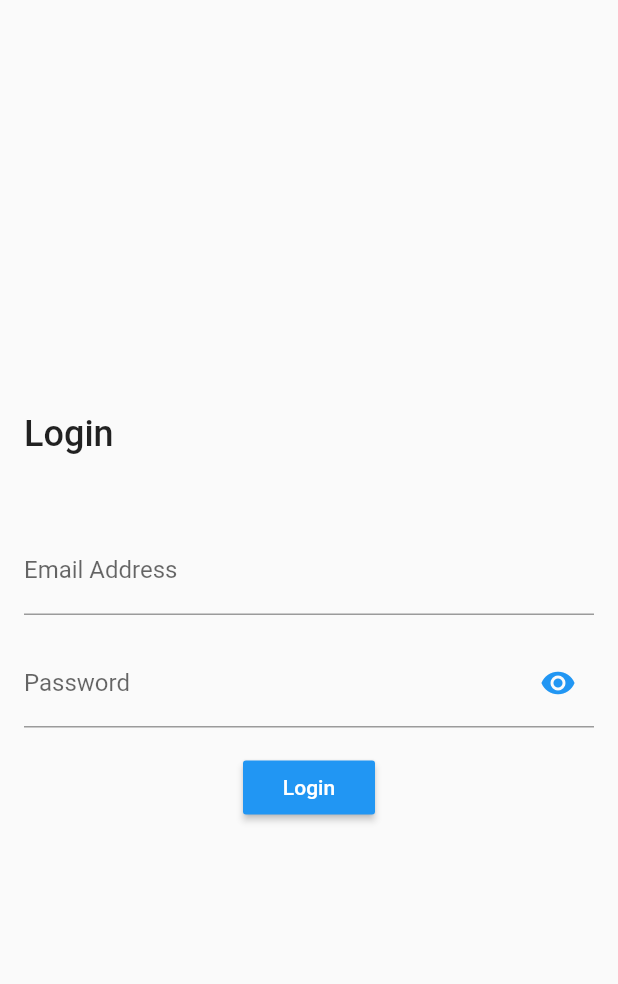
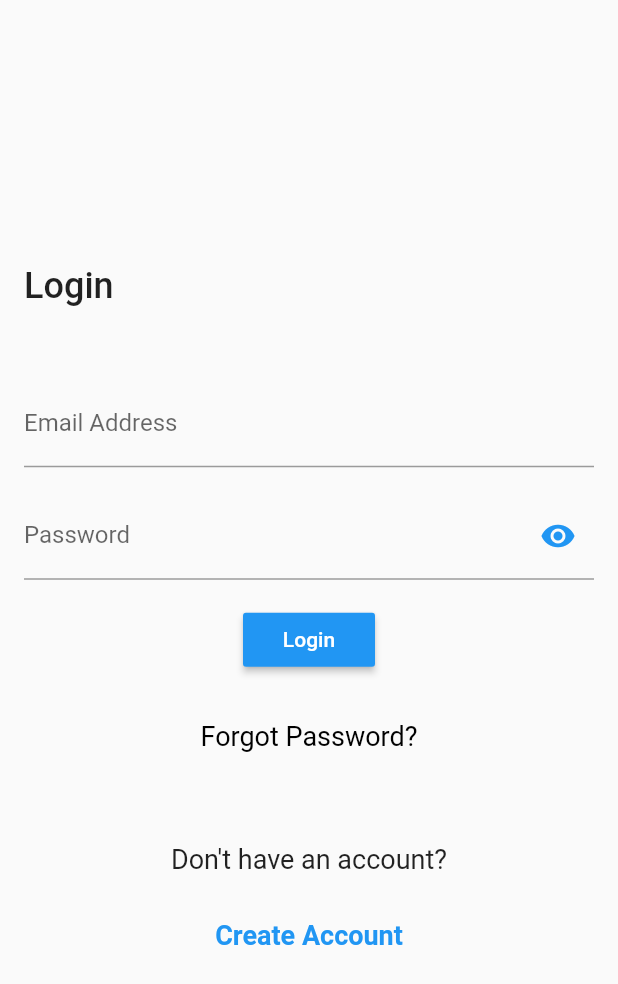
Before and after one commit to santhosh-mobile-dev/generic_widgets, a Flutter app: the screen it shows after launch, on a phone screen of 412 x 824 dp. Shown: the top 984 px of the screen. Run offline on Flutter 3.47's test engine with Material 2 defaults, Android fonts, the phone set to English and light mode, and no system bars.

Commit message:
added flat button generic widget
closes #1

```diff
--- a/lib/ui/screen/login.dart
+++ b/lib/ui/screen/login.dart
@@ -1,4 +1,5 @@
 import 'package:flutter/material.dart';
+import 'package:genericwidgetapp/ui/widgets/custom_flat_button.dart';
 import 'package:genericwidgetapp/ui/widgets/custom_raised_button.dart';
 import 'package:genericwidgetapp/ui/widgets/custom_textfield.dart';
 import 'package:genericwidgetapp/ui/widgets/heading.dart';
@@ -19,12 +20,17 @@ class _LoginState extends State<Login> {
     return loginUI(context);
   }
 
-  Widget sizedBoxH16()
-  {
+  Widget sizedBoxH16() {
     return SizedBox(
       height: 16.0,
     );
-}
+  }
+
+  Widget sizedBoxH48() {
+    return SizedBox(
+      height: 48.0,
+    );
+  }
 
   void passwordVisibility() {
     if (showPassword) {
@@ -52,9 +58,7 @@ class _LoginState extends State<Login> {
           Heading(
             text: "Login",
           ),
-          SizedBox(
-            height: 48.0,
-          ),
+          sizedBoxH48(),
           CustomTextField(
             textFieldController: emailController,
             labelText: "Email Address",
@@ -67,12 +71,36 @@ class _LoginState extends State<Login> {
             labelText: "Password",
             obscureText: obscuredText,
             isShowIcon: true,
-            iconData: showPassword? Icons.visibility_off : Icons.visibility,
+            iconData: showPassword ? Icons.visibility_off : Icons.visibility,
             showPassword: showPassword,
             onPressed: passwordVisibility,
           ),
           sizedBoxH16(),
-          CustomRaisedButton(text: "Login",onClick: login,)
+          CustomRaisedButton(
+            text: "Login",
+            onClick: login,
+          ),
+          sizedBoxH16(),
+          CustomFlatButton(
+            text: "Forgot Password?",
+            onClick: () {},
+            color: Colors.black,
+            fontWeight: FontWeight.w400,
+          ),
+          sizedBoxH48(),
+          Center(
+              child: Heading(
+            text: "Don't have an account?",
+            fontSize: 18.0,
+            fontWeight: FontWeight.normal,
+          )),
+          sizedBoxH16(),
+          CustomFlatButton(
+            text: "Create Account",
+            onClick: () {},
+            color: Colors.blue,
+            fontWeight: FontWeight.w600,
+          ),
         ],
       ),
     );
--- /dev/null
+++ b/lib/ui/widgets/custom_flat_button.dart
@@ -0,0 +1,21 @@
+import 'package:flutter/material.dart';
+
+class CustomFlatButton extends StatelessWidget {
+  final String text;
+  final Color color;
+  final FontWeight fontWeight;
+  final VoidCallback onClick;
+
+  CustomFlatButton({this.text,this.color,this.fontWeight,this.onClick});
+
+  @override
+  Widget build(BuildContext context) {
+    return Center(
+      child: FlatButton(
+        child: Text(text,style: TextStyle(fontSize: 18.0,fontWeight: fontWeight),),
+        onPressed: onClick,
+        textColor: color,
+      ),
+    );
+  }
+}
--- a/lib/ui/widgets/heading.dart
+++ b/lib/ui/widgets/heading.dart
@@ -1,17 +1,16 @@
 import 'package:flutter/material.dart';
-
 
 class Heading extends StatelessWidget {
   final String text;
-  Heading({this.text});
+  final double fontSize;
+  final FontWeight fontWeight;
+  Heading({this.text, this.fontSize, this.fontWeight});
 
   @override
   Widget build(BuildContext context) {
-    return Text(
-        text,
-        style:TextStyle(fontSize:24.0,fontWeight:FontWeight.w500)
-
-    );
+    return Text(text,
+        style: TextStyle(
+            fontSize: fontSize ?? 24.0,
+            fontWeight: fontWeight ?? FontWeight.w500));
   }
-
 }
```
